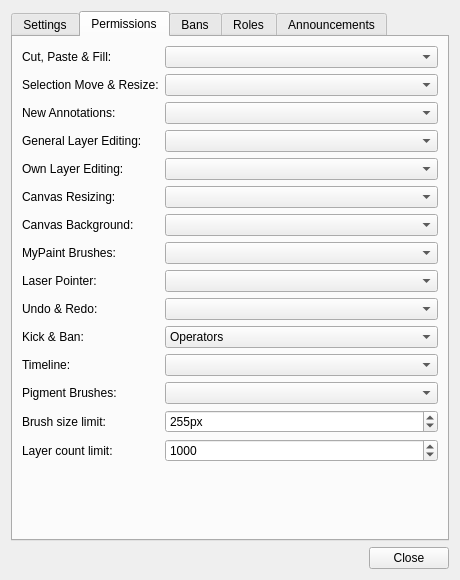
First picture: the form in src/desktop/ui/sessionsettings.ui, repository drawpile/Drawpile, before the edit.
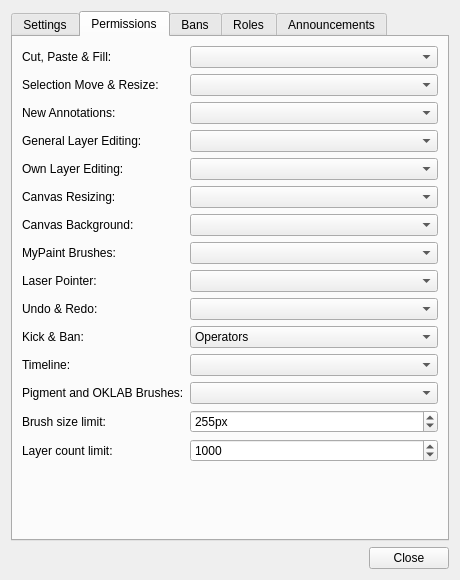
Second picture: the form after the edit. The open tabs and pages were chosen to show the change. Icons and pictures are not drawn. Custom widgets are drawn as their Qt base class.

Commit message:
Implement OKLAB blend mode
For brushes and layers. Works similar to pigment mode in that it
converts to another color space, does the blending and then converts
back to sRGB. Since that's also slow, the brush modes are locked behind
the same permission.

This bumps the protocol minor version, due to the incompatible blend
mode.

```diff
--- a/src/desktop/ui/sessionsettings.ui
+++ b/src/desktop/ui/sessionsettings.ui
@@ -382,7 +382,7 @@
        <item row="12" column="0">
         <widget class="QLabel" name="labelPigment">
          <property name="text">
-          <string>Pigment Brushes:</string>
+          <string>Pigment and OKLAB Brushes:</string>
          </property>
         </widget>
        </item>
```
The commit also changes 21 other files.
